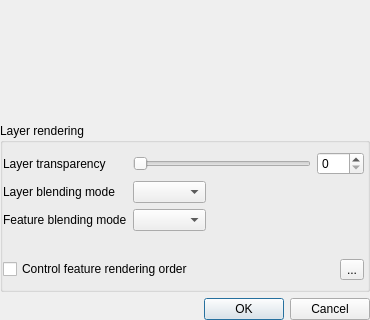
Qt form src/ui/qgsrendererv2propsdialogbase.ui (qgis/QGIS) before a commit; both pictures show x 0 to 370 and y 181 to 501 of the 370 by 501 pixel window.
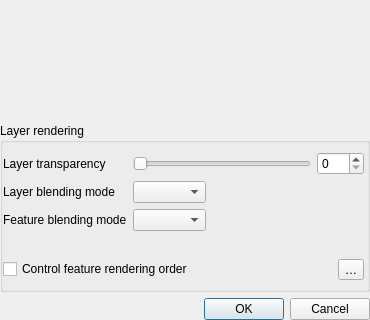
The same form after that commit. Icons and pictures are not drawn. Custom widgets are drawn as their Qt base class.

The edit to the form file:
```diff
--- a/src/ui/qgsrendererv2propsdialogbase.ui
+++ b/src/ui/qgsrendererv2propsdialogbase.ui
@@ -178,7 +178,7 @@
                   <normaloff>:/images/themes/default/sort.svg</normaloff>:/images/themes/default/sort.svg</iconset>
                 </property>
                 <property name="text">
-                 <string>...</string>
+                 <string>…</string>
                 </property>
                </widget>
               </item>
```
